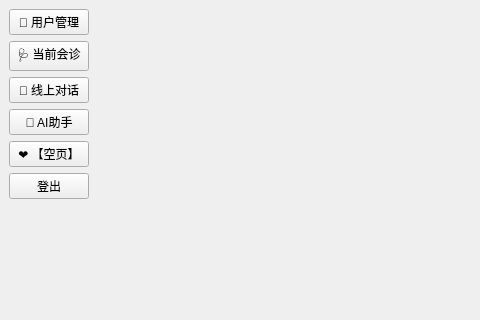
Qt form Client/forms/homepage.ui (lgy987/IntelliMed) before a commit; both pictures show x 0 to 480 and y 0 to 320 of the 1000 by 600 pixel window.
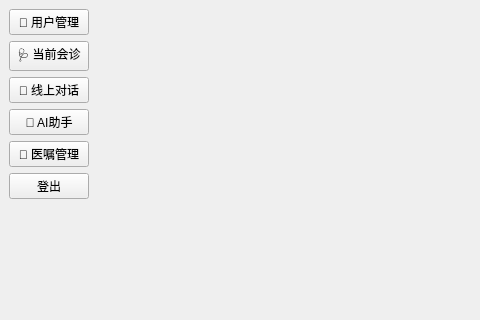
The same form after that commit.

The edit to the form file:
```diff
--- a/Client/forms/homepage.ui
+++ b/Client/forms/homepage.ui
@@ -48,7 +48,7 @@
       <item>
        <widget class="QPushButton" name="btnHealth">
         <property name="text">
-         <string>❤️ 【空页】</string>
+         <string>💊 医嘱管理</string>
         </property>
        </widget>
       </item>
```
